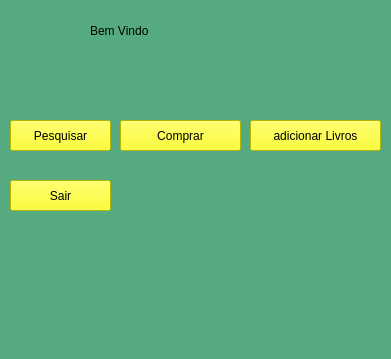
programming-island/Biblioteca2.0, file arquivos_ui/TelaInicial.ui: the form before one commit.
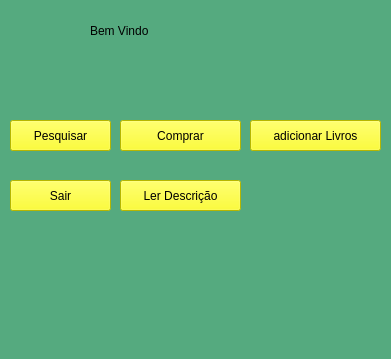
The form after the commit. Icons and pictures are not drawn.

Commit message: criando tela de ler livros

The edit to the form file:
```diff
--- a/arquivos_ui/TelaInicial.ui
+++ b/arquivos_ui/TelaInicial.ui
@@ -143,6 +143,32 @@
      </size>
     </property>
    </widget>
+   <widget class="QPushButton" name="btnlerdescricao">
+    <property name="geometry">
+     <rect>
+      <x>120</x>
+      <y>180</y>
+      <width>121</width>
+      <height>31</height>
+     </rect>
+    </property>
+    <property name="styleSheet">
+     <string notr="true">background-color: rgb(255, 255, 0);</string>
+    </property>
+    <property name="text">
+     <string>Ler Descrição</string>
+    </property>
+    <property name="icon">
+     <iconset>
+      <normaloff>../icons/leitura.png</normaloff>../icons/leitura.png</iconset>
+    </property>
+    <property name="iconSize">
+     <size>
+      <width>16</width>
+      <height>16</height>
+     </size>
+    </property>
+   </widget>
   </widget>
   <widget class="QStatusBar" name="statusBar"/>
  </widget>
```
The commit also changes 8 other files.
